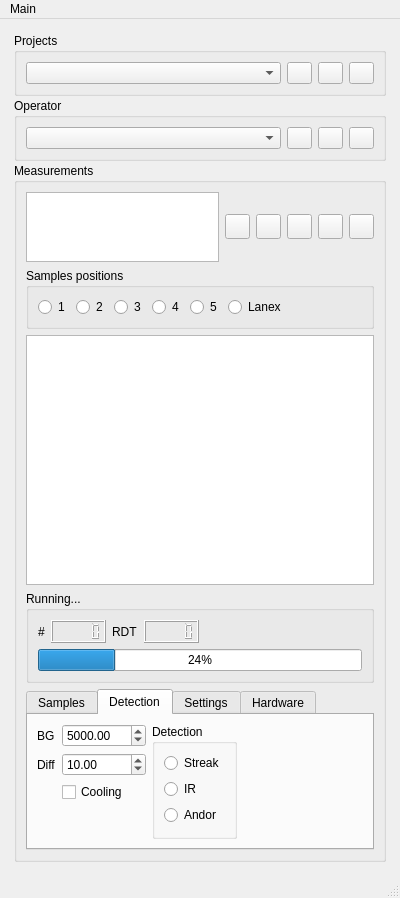
Before: the Qt Designer form DeviceServers/Experiment/experiment.ui in Saldenisov/pyconlyse, drawn with Qt 5.
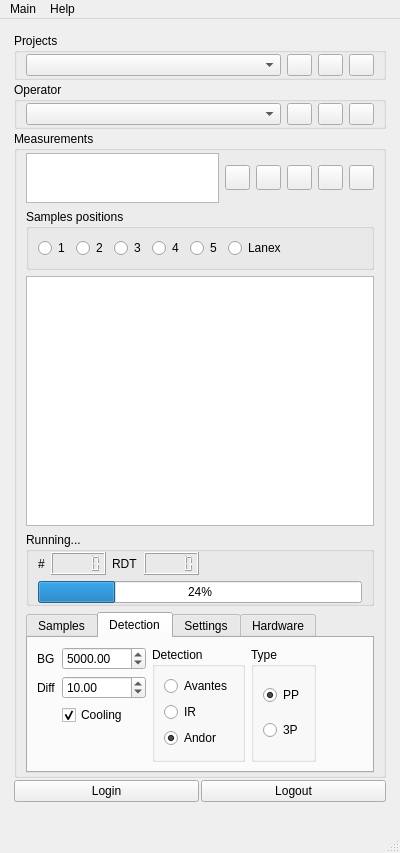
After: the same form once the commit is applied. The open tabs and pages were chosen to show the change. Icons and pictures are not drawn.

Diff of the .ui file:
```diff
--- a/DeviceServers/Experiment/experiment.ui
+++ b/DeviceServers/Experiment/experiment.ui
@@ -60,6 +60,12 @@
          <string>Projects</string>
         </property>
         <layout class="QHBoxLayout" name="horizontalLayout_4">
+         <property name="topMargin">
+          <number>1</number>
+         </property>
+         <property name="bottomMargin">
+          <number>1</number>
+         </property>
          <item>
           <widget class="QComboBox" name="comboBox_projects">
            <property name="minimumSize">
@@ -130,6 +136,12 @@
          <string>Operator</string>
         </property>
         <layout class="QHBoxLayout" name="horizontalLayout_9">
+         <property name="topMargin">
+          <number>1</number>
+         </property>
+         <property name="bottomMargin">
+          <number>1</number>
+         </property>
          <item>
           <widget class="QComboBox" name="comboBox_operators">
            <property name="minimumSize">
@@ -206,6 +218,12 @@
          <string>Measurements</string>
         </property>
         <layout class="QHBoxLayout" name="horizontalLayout_3">
+         <property name="topMargin">
+          <number>2</number>
+         </property>
+         <property name="bottomMargin">
+          <number>2</number>
+         </property>
          <item>
           <layout class="QVBoxLayout" name="layout_measurements">
            <property name="bottomMargin">
@@ -214,7 +232,14 @@
            <item>
             <layout class="QHBoxLayout" name="layout_measurement_buttons">
              <item>
-              <widget class="QTextEdit" name="textEdit_measurement_name"/>
+              <widget class="QTextEdit" name="textEdit_measurement_name">
+               <property name="maximumSize">
+                <size>
+                 <width>16777215</width>
+                 <height>50</height>
+                </size>
+               </property>
+              </widget>
              </item>
              <item>
               <widget class="QPushButton" name="pushButton_add_measurement">
@@ -390,6 +415,12 @@
               <string>Running...</string>
              </property>
              <layout class="QVBoxLayout" name="verticalLayout">
+              <property name="topMargin">
+               <number>0</number>
+              </property>
+              <property name="bottomMargin">
+               <number>0</number>
+              </property>
               <item>
                <layout class="QHBoxLayout" name="horizontalLayout_10">
                 <item>
@@ -552,6 +583,9 @@
                    <property name="text">
                     <string>Cooling</string>
                    </property>
+                   <property name="checked">
+                    <bool>true</bool>
+                   </property>
                   </widget>
                  </item>
                  <item row="1" column="0">
@@ -572,7 +606,7 @@
                   <item>
                    <widget class="QRadioButton" name="radioButton_8">
                     <property name="text">
-                     <string>Streak</string>
+                     <string>Avantes</string>
                     </property>
                    </widget>
                   </item>
@@ -588,6 +622,35 @@
                     <property name="text">
                      <string>Andor</string>
                     </property>
+                    <property name="checked">
+                     <bool>true</bool>
+                    </property>
+                   </widget>
+                  </item>
+                 </layout>
+                </widget>
+               </item>
+               <item>
+                <widget class="QGroupBox" name="groupBox">
+                 <property name="title">
+                  <string>Type</string>
+                 </property>
+                 <layout class="QVBoxLayout" name="verticalLayout_2">
+                  <item>
+                   <widget class="QRadioButton" name="radioButton_experiment_type_pp">
+                    <property name="text">
+                     <string>PP</string>
+                    </property>
+                    <property name="checked">
+                     <bool>true</bool>
+                    </property>
+                   </widget>
+                  </item>
+                  <item>
+                   <widget class="QRadioButton" name="radioButton_experiment_type_3p">
+                    <property name="text">
+                     <string>3P</string>
+                    </property>
                    </widget>
                   </item>
                  </layout>
@@ -730,6 +793,35 @@
         </layout>
        </widget>
       </item>
+      <item>
+       <layout class="QHBoxLayout" name="horizontalLayout_14">
+        <property name="bottomMargin">
+         <number>15</number>
+        </property>
+        <item>
+         <widget class="QPushButton" name="pushButton_login">
+          <property name="text">
+           <string>Login</string>
+          </property>
+          <property name="icon">
+           <iconset>
+            <normaloff>../../gui/icons/login_FILL0_wght400_GRAD0_opsz48.svg</normaloff>../../gui/icons/login_FILL0_wght400_GRAD0_opsz48.svg</iconset>
+          </property>
+         </widget>
+        </item>
+        <item>
+         <widget class="QPushButton" name="pushButton_logout">
+          <property name="text">
+           <string>Logout</string>
+          </property>
+          <property name="icon">
+           <iconset>
+            <normaloff>../../gui/icons/logout_FILL0_wght400_GRAD0_opsz48.svg</normaloff>../../gui/icons/logout_FILL0_wght400_GRAD0_opsz48.svg</iconset>
+          </property>
+         </widget>
+        </item>
+       </layout>
+      </item>
       <item>
        <spacer name="verticalSpacer">
         <property name="orientation">
@@ -762,7 +854,15 @@
     </property>
     <addaction name="actionAnalysis"/>
    </widget>
+   <widget class="QMenu" name="menuHelp">
+    <property name="title">
+     <string>Help</string>
+    </property>
+    <addaction name="actionManual"/>
+    <addaction name="actionSOS_telephone"/>
+   </widget>
    <addaction name="menuMain"/>
+   <addaction name="menuHelp"/>
   </widget>
   <widget class="QStatusBar" name="statusbar"/>
   <action name="actionAnalysis">
```
Left out of the diff: 31 changed lines with no effect on the pictures.
